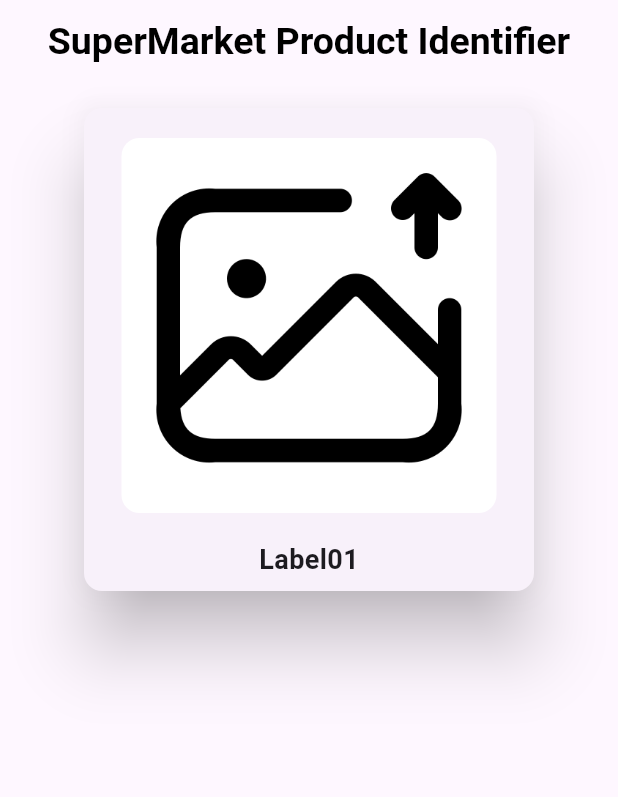
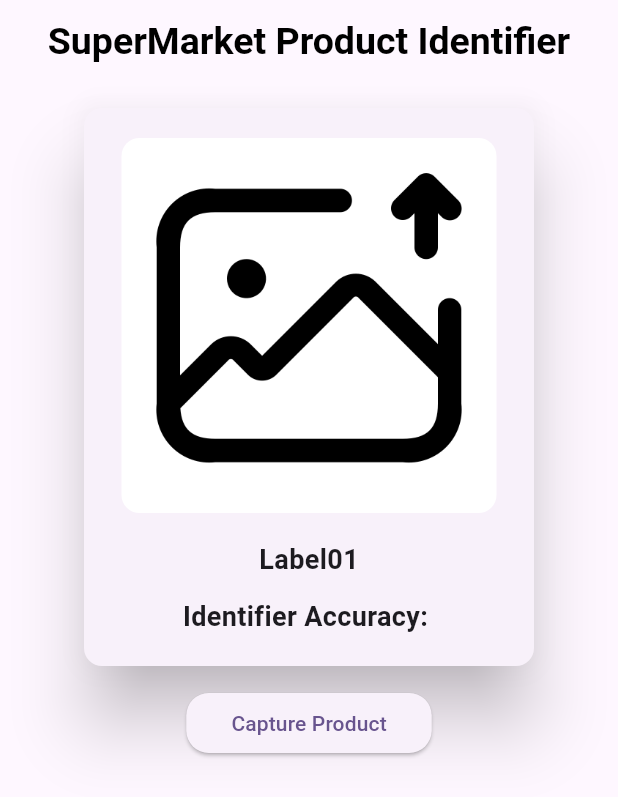
Before and after one commit to rishithamenush/Product_Identifier, a Flutter app: the screen it shows after launch, on a phone screen of 412 x 824 dp. Shown: the top 797 px of the screen. Run offline on Flutter 3.47's test engine with Material 3 defaults, Android fonts, the phone set to English and light mode, and no system bars.

Commit message:
Add the Capture Button

```diff
--- a/lib/main.dart
+++ b/lib/main.dart
@@ -84,8 +84,23 @@ class _MyHomePageState extends State<MyHomePage> {
                               Text(
                                 "Label01",
                                 style: TextStyle(
-                                    fontSize: 18, fontWeight: FontWeight.bold),
-                              )
+                                  fontSize: 18,
+                                  fontWeight: FontWeight.bold,
+                                ),
+                              ),
+                              SizedBox(
+                                height: 12,
+                              ),
+                              Text(
+                                "Identifier Accuracy: ",
+                                style: TextStyle(
+                                  fontSize: 18,
+                                  fontWeight: FontWeight.bold,
+                                ),
+                              ),
+                              SizedBox(
+                                height: 12,
+                              ),
                             ],
                           ),
                         ),
@@ -93,7 +108,20 @@ class _MyHomePageState extends State<MyHomePage> {
                     ),
                   ),
                 ),
-              )
+              ),
+              const SizedBox(
+                height: 10,
+              ),
+              ElevatedButton(
+                onPressed: () {},
+                style: ElevatedButton.styleFrom(
+                  padding:
+                      const EdgeInsets.symmetric(horizontal: 30, vertical: 10),
+                  shape: RoundedRectangleBorder(
+                      borderRadius: BorderRadius.circular(15)),
+                ),
+                child: const Text("Capture Product"),
+              ),
             ],
           ),
         ),
```
